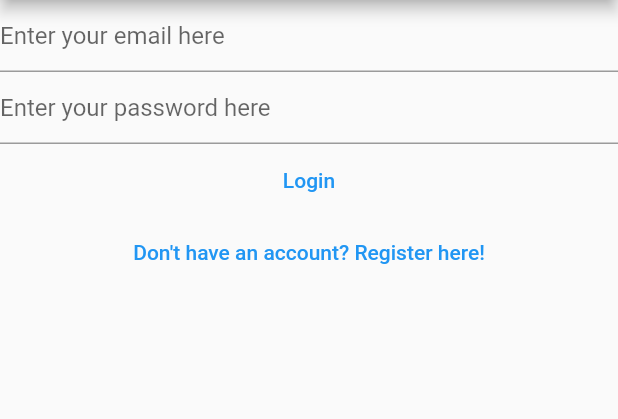
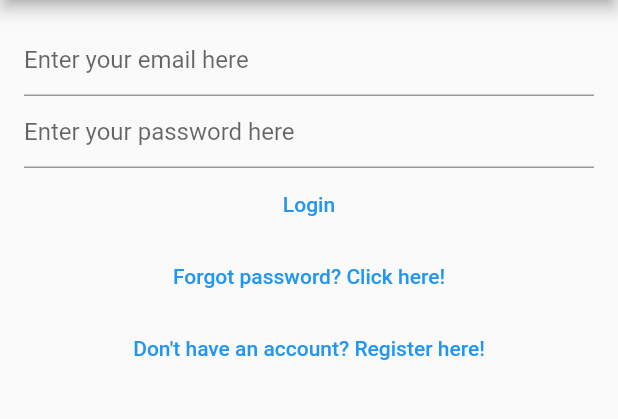
Before and after one commit to Eg3h4n/notevault, a Flutter app: the screen it shows after launch, on a phone screen of 412 x 824 dp, the part 84-503 px from its top. Run offline on Flutter 3.47's test engine with Material 2 defaults, Android fonts, the phone set to English and light mode, and no system bars; our stand-ins replace bloc, cloud_firestore, equatable, firebase_auth, firebase_core, flutter_bloc and 1 more; accounts and stored records are empty.

Commit message:
Forgot password view and bloc implemented

```diff
--- a/lib/main.dart
+++ b/lib/main.dart
@@ -7,6 +7,7 @@ import 'package:notevault/services/auth/bloc/auth_bloc.dart';
 import 'package:notevault/services/auth/bloc/auth_event.dart';
 import 'package:notevault/services/auth/bloc/auth_state.dart';
 import 'package:notevault/services/auth/firebase_auth_provider.dart';
+import 'package:notevault/views/forgot_password_view.dart';
 import 'package:notevault/views/login_view.dart';
 import 'package:notevault/views/notes/create_update_note_view.dart';
 import 'package:notevault/views/notes/notes_view.dart';
@@ -52,6 +53,8 @@ class LandingPage extends StatelessWidget {
         return const VerifyEmailView();
       } else if (state is AuthStateLoggedOut) {
         return const LoginView();
+      } else if (state is AuthStateForgotPassword) {
+        return const ForgotPasswordView();
       } else {
         return const Scaffold(
           body: CircularProgressIndicator.adaptive(),
--- a/lib/services/auth/auth_provider.dart
+++ b/lib/services/auth/auth_provider.dart
@@ -16,4 +16,5 @@ abstract class AuthProvider {
   });
   Future<void> sendEmailVerificaation();
   Future<void> logOut();
+  Future<void> sendPasswordReset({required String email});
 }
--- a/lib/services/auth/auth_service.dart
+++ b/lib/services/auth/auth_service.dart
@@ -41,4 +41,8 @@ class AuthService implements AuthProvider {
 
   @override
   Future<void> initialize() => provider.initialize();
+
+  @override
+  Future<void> sendPasswordReset({required String email}) =>
+      provider.sendPasswordReset(email: email);
 }
--- a/lib/services/auth/bloc/auth_event.dart
+++ b/lib/services/auth/bloc/auth_event.dart
@@ -34,3 +34,8 @@ class AuthEventLogIn extends AuthEvent {
 class AuthEventLogOut extends AuthEvent {
   const AuthEventLogOut();
 }
+
+class AuthEventForgotPassword extends AuthEvent {
+  final String? email;
+  const AuthEventForgotPassword({this.email});
+}
--- a/lib/services/auth/bloc/auth_state.dart
+++ b/lib/services/auth/bloc/auth_state.dart
@@ -43,3 +43,14 @@ class AuthStateLoggedOut extends AuthState with EquatableMixin {
   @override
   List<Object?> get props => [exception, isLoading];
 }
+
+class AuthStateForgotPassword extends AuthState {
+  final Exception? exception;
+  final bool hasSentEmail;
+
+  const AuthStateForgotPassword({
+    required this.exception,
+    required this.hasSentEmail,
+    required bool isLoading,
+  }) : super(isLoading: isLoading);
+}
--- /dev/null
+++ b/lib/utilities/dialogs/password_reset_email_sent_dialog.dart
@@ -0,0 +1,12 @@
+import 'package:flutter/material.dart';
+import 'package:notevault/utilities/dialogs/generic_dialog.dart';
+
+Future<void> showPasswordResetSentDialog(BuildContext context) {
+  return showGenericDialog<void>(
+      context: context,
+      title: "Password Reset",
+      content: "Please check your email for your password reset link",
+      optionsBuilder: () => {
+            "OK": null,
+          });
+}
--- a/lib/views/login_view.dart
+++ b/lib/views/login_view.dart
@@ -51,7 +51,9 @@ class _LoginViewState extends State<LoginView> {
               title: const Text(
             "Login to NoteVault",
           )),
-          body: Column(children: [
+          body: Padding(
+            padding: const EdgeInsets.all(16.0),
+            child: Column(children: [
               TextField(
                 controller: _email,
                 enableSuggestions: false,
@@ -81,10 +83,20 @@ class _LoginViewState extends State<LoginView> {
               ),
               TextButton(
                   onPressed: () {
-                  context.read<AuthBloc>().add(const AuthEventShouldRegister());
+                    context
+                        .read<AuthBloc>()
+                        .add(const AuthEventForgotPassword());
                   },
-                child: const Text("Don't have an account? Register here!"))
-          ])),
+                  child: const Text("Forgot password? Click here!")),
+              TextButton(
+                  onPressed: () {
+                    context
+                        .read<AuthBloc>()
+                        .add(const AuthEventShouldRegister());
+                  },
+                  child: const Text("Don't have an account? Register here!")),
+            ]),
+          )),
     );
   }
 }
```
Also changed, not shown: lib/services/auth/bloc/auth_bloc.dart (+23 -0 lines), lib/services/auth/firebase_auth_provider.dart (+18 -0 lines), lib/views/forgot_password_view.dart (added, +85 -0 lines), lib/views/register_view.dart (+6 -2 lines), 1 other file. Lines whose indentation alone changed are shown as unchanged.
